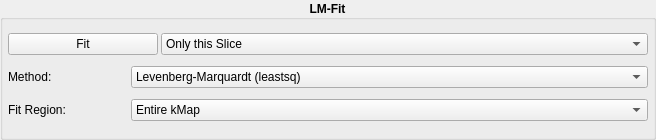
The window that kmap/ui/lmfit.ui (brands-d/kMap) describes before a commit, drawn with Qt 5.
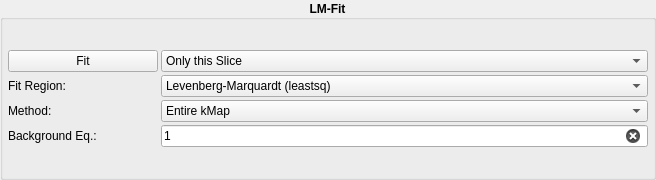
The same window after the commit.

Commit message: EXPERIMENTAL! New LMFit Feature: Position dependent background

Patch:
```diff
--- a/kmap/ui/lmfit.ui
+++ b/kmap/ui/lmfit.ui
@@ -7,7 +7,7 @@
     <x>0</x>
     <y>0</y>
     <width>656</width>
-    <height>140</height>
+    <height>180</height>
    </rect>
   </property>
   <property name="windowTitle">
@@ -27,7 +27,7 @@
     <number>0</number>
    </property>
    <item>
-    <widget class="QGroupBox" name="group_box">
+    <widget class="QGroupBox" name="layout">
      <property name="font">
       <font>
        <weight>75</weight>
@@ -57,8 +57,8 @@
        <number>5</number>
       </property>
       <item>
-       <layout class="QHBoxLayout" name="layout_3">
-        <item>
+       <layout class="QGridLayout" name="layout_2">
+        <item row="0" column="0">
          <widget class="QPushButton" name="fit_button">
           <property name="sizePolicy">
            <sizepolicy hsizetype="Maximum" vsizetype="Fixed">
@@ -83,61 +83,7 @@
           </property>
          </widget>
         </item>
-        <item>
-         <widget class="QComboBox" name="slice_combobox">
-          <property name="font">
-           <font>
-            <weight>50</weight>
-            <bold>false</bold>
-           </font>
-          </property>
-          <item>
-           <property name="text">
-            <string>Only this Slice</string>
-           </property>
-          </item>
-          <item>
-           <property name="text">
-            <string>All Slices Individually</string>
-           </property>
-          </item>
-          <item>
-           <property name="text">
-            <string>All Slices Combined</string>
-           </property>
-          </item>
-         </widget>
-        </item>
-       </layout>
-      </item>
-      <item>
-       <layout class="QHBoxLayout" name="layout_2">
-        <item>
-         <widget class="QLabel" name="method_label">
-          <property name="sizePolicy">
-           <sizepolicy hsizetype="Maximum" vsizetype="Preferred">
-            <horstretch>0</horstretch>
-            <verstretch>0</verstretch>
-           </sizepolicy>
-          </property>
-          <property name="minimumSize">
-           <size>
-            <width>120</width>
-            <height>0</height>
-           </size>
-          </property>
-          <property name="font">
-           <font>
-            <weight>50</weight>
-            <bold>false</bold>
-           </font>
-          </property>
-          <property name="text">
-           <string>Method:</string>
-          </property>
-         </widget>
-        </item>
-        <item>
+        <item row="1" column="1">
          <widget class="QComboBox" name="method_combobox">
           <property name="sizePolicy">
            <sizepolicy hsizetype="Ignored" vsizetype="Fixed">
@@ -223,36 +169,7 @@
           </item>
          </widget>
         </item>
-       </layout>
-      </item>
-      <item>
-       <layout class="QHBoxLayout" name="layout">
-        <item>
-         <widget class="QLabel" name="region_label">
-          <property name="sizePolicy">
-           <sizepolicy hsizetype="Maximum" vsizetype="Preferred">
-            <horstretch>0</horstretch>
-            <verstretch>0</verstretch>
-           </sizepolicy>
-          </property>
-          <property name="minimumSize">
-           <size>
-            <width>120</width>
-            <height>0</height>
-           </size>
-          </property>
-          <property name="font">
-           <font>
-            <weight>50</weight>
-            <bold>false</bold>
-           </font>
-          </property>
-          <property name="text">
-           <string>Fit Region:</string>
-          </property>
-         </widget>
-        </item>
-        <item>
+        <item row="2" column="1">
          <widget class="QComboBox" name="region_comboBox">
           <property name="font">
            <font>
@@ -287,6 +204,130 @@
           </item>
          </widget>
         </item>
+        <item row="1" column="0">
+         <widget class="QLabel" name="region_label">
+          <property name="sizePolicy">
+           <sizepolicy hsizetype="Maximum" vsizetype="Preferred">
+            <horstretch>0</horstretch>
+            <verstretch>0</verstretch>
+           </sizepolicy>
+          </property>
+          <property name="minimumSize">
+           <size>
+            <width>120</width>
+            <height>0</height>
+           </size>
+          </property>
+          <property name="font">
+           <font>
+            <weight>50</weight>
+            <bold>false</bold>
+           </font>
+          </property>
+          <property name="text">
+           <string>Fit Region:</string>
+          </property>
+         </widget>
+        </item>
+        <item row="2" column="0">
+         <widget class="QLabel" name="method_label">
+          <property name="sizePolicy">
+           <sizepolicy hsizetype="Maximum" vsizetype="Preferred">
+            <horstretch>0</horstretch>
+            <verstretch>0</verstretch>
+           </sizepolicy>
+          </property>
+          <property name="minimumSize">
+           <size>
+            <width>120</width>
+            <height>0</height>
+           </size>
+          </property>
+          <property name="font">
+           <font>
+            <weight>50</weight>
+            <bold>false</bold>
+           </font>
+          </property>
+          <property name="text">
+           <string>Method:</string>
+          </property>
+         </widget>
+        </item>
+        <item row="0" column="1">
+         <widget class="QComboBox" name="slice_combobox">
+          <property name="font">
+           <font>
+            <weight>50</weight>
+            <bold>false</bold>
+           </font>
+          </property>
+          <item>
+           <property name="text">
+            <string>Only this Slice</string>
+           </property>
+          </item>
+          <item>
+           <property name="text">
+            <string>All Slices Individually</string>
+           </property>
+          </item>
+          <item>
+           <property name="text">
+            <string>All Slices Combined</string>
+           </property>
+          </item>
+         </widget>
+        </item>
+        <item row="3" column="0">
+         <widget class="QLabel" name="background_label">
+          <property name="font">
+           <font>
+            <weight>50</weight>
+            <bold>false</bold>
+           </font>
+          </property>
+          <property name="text">
+           <string>Background Eq.:</string>
+          </property>
+         </widget>
+        </item>
+        <item row="3" column="1">
+         <widget class="QLineEdit" name="line_edit">
+          <property name="font">
+           <font>
+            <weight>50</weight>
+            <bold>false</bold>
+           </font>
+          </property>
+          <property name="toolTip">
+           <string>Enter an equation for a region-dependency you want to
+impose onto the background. Press return key to accept.
+
+The equation entered will be parsed with eval() and can
+contain the variables 'x' and/or 'y' for the x- and y-axis of
+the data, respectively, as well as basic methods provided by
+numpy (prefix np.).
+The evaluation will be done as a meshgrid and scaled by the
+'background' value from the lmfit procedure as well.
+
+Example: 2D Gaussian Curve centered at (-2, 4.5) and
+with a standard deviation of (0.4, 0.5):
+
+np.exp( - ( (x + 2)**2 / (2 * 0.4**2) + (y - 4.5)**2) / (2 * 0.5**2) )
+ </string>
+          </property>
+          <property name="text">
+           <string>1</string>
+          </property>
+          <property name="placeholderText">
+           <string>Enter background equation here...</string>
+          </property>
+          <property name="clearButtonEnabled">
+           <bool>true</bool>
+          </property>
+         </widget>
+        </item>
        </layout>
       </item>
      </layout>
```
The commit also changes 6 other files.
